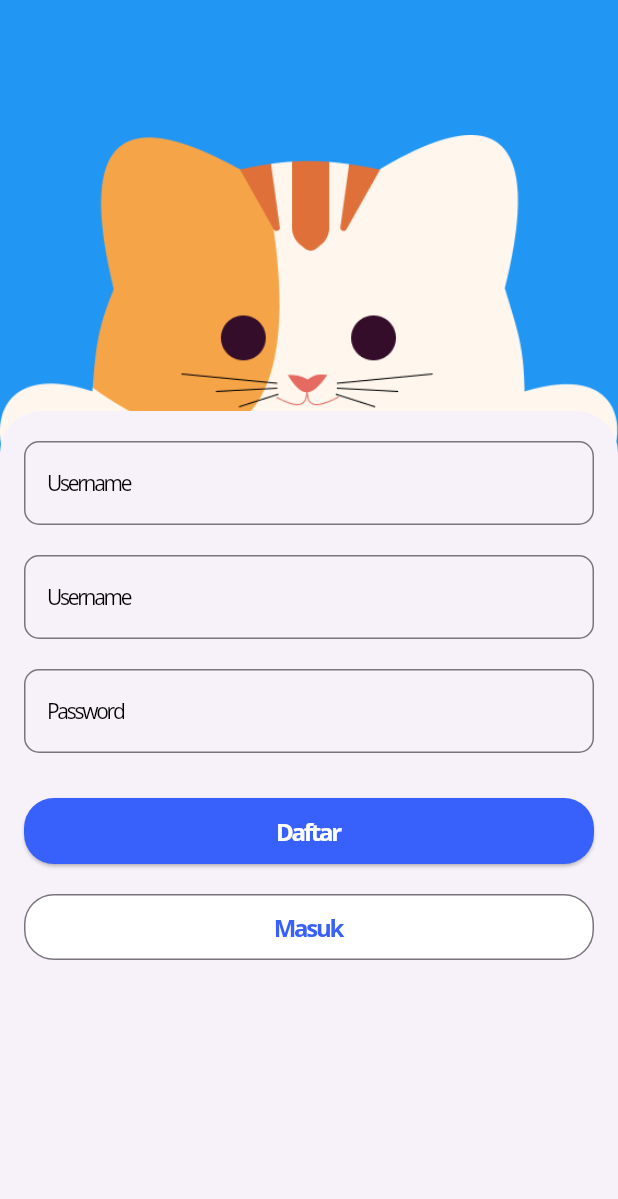
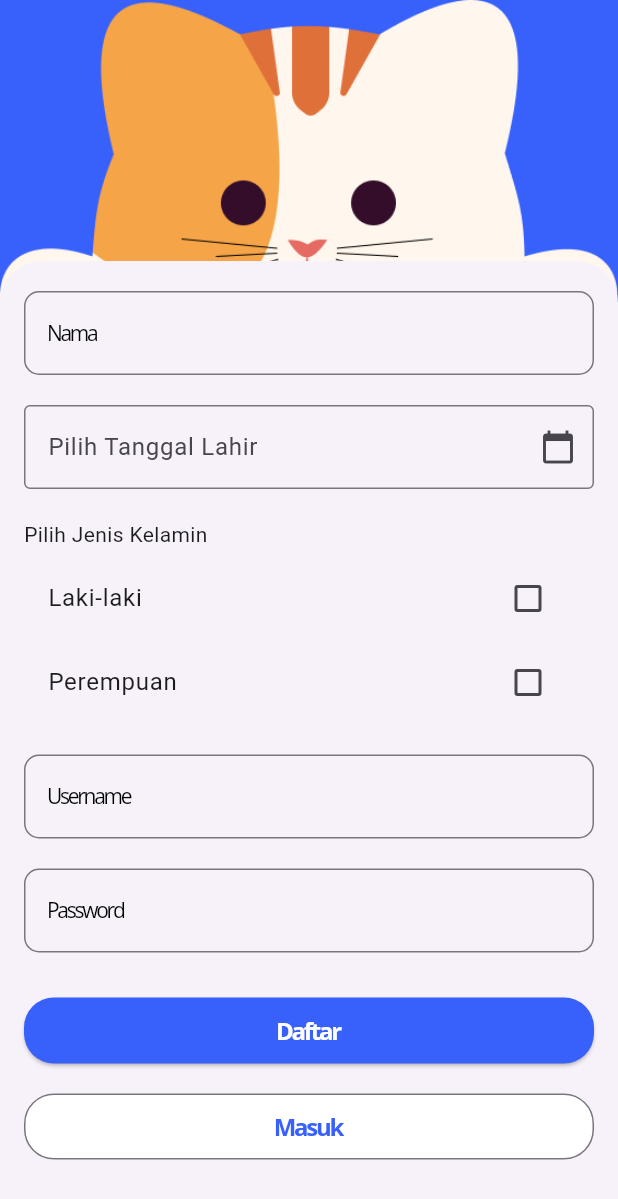
Before and after one commit to raysiagian/raysiagian-Kindergarten-Final-Project, a Flutter app: the RegistrationScreen screen opened by its route, on a phone screen of 412 x 824 dp. Shown: the top 1199 px of the screen. Run offline on Flutter 3.47's test engine with Material 3 defaults, Android fonts, the phone set to English and light mode, and no system bars; our stand-ins replace audioplayers.

Commit message:
perbaikan auth sementara

```diff
--- a/mobile/vak_app/lib/screen/auth/loginScreen/main/loginScreen.dart
+++ b/mobile/vak_app/lib/screen/auth/loginScreen/main/loginScreen.dart
@@ -1,5 +1,6 @@
 import 'package:flutter/material.dart';
 import 'package:vak_app/screen/auth/loginScreen/widget/loginFormWidget.dart';
+import 'package:vak_app/style/localColor.dart';
 
 class LoginScreen extends StatefulWidget {
   const LoginScreen({super.key});
@@ -13,7 +14,7 @@ class _LoginScreenState extends State<LoginScreen> {
   Widget build(BuildContext context) {
     return SafeArea(
       child: Scaffold(
-        backgroundColor: Colors.blue,
+        backgroundColor: LocalColor.primary,
         body: Container(
           child: Column(
             crossAxisAlignment: CrossAxisAlignment.center,
--- a/mobile/vak_app/lib/screen/auth/registrationScreen/main/registrationScreen.dart
+++ b/mobile/vak_app/lib/screen/auth/registrationScreen/main/registrationScreen.dart
@@ -1,5 +1,6 @@
 import 'package:flutter/material.dart';
 import 'package:vak_app/screen/auth/registrationScreen/widget/registrationFormWidget.dart';
+import 'package:vak_app/style/localColor.dart';
 
 class RegistrationScreen extends StatefulWidget {
   const RegistrationScreen({super.key});
@@ -13,18 +14,18 @@ class _RegistrationScreenState extends State<RegistrationScreen> {
   Widget build(BuildContext context) {
     return SafeArea(
       child: Scaffold(
-        backgroundColor: Colors.blue,
+        backgroundColor: LocalColor.primary,
         body: Container(
           child: Column(
             crossAxisAlignment: CrossAxisAlignment.center,
             children: [
-              const SizedBox(height: 90,),
+              const SizedBox(height: 0,),
               Image.asset("assets/images/component/HiFi-Cat.png"),
             ],
           ),
         ),
         bottomSheet: Container(
-          height: 550,
+          height: 650,
           decoration: BoxDecoration(
             borderRadius: BorderRadius.only(
               topLeft: Radius.circular(20),
--- a/mobile/vak_app/lib/screen/auth/registrationScreen/widget/registrationFormWidget.dart
+++ b/mobile/vak_app/lib/screen/auth/registrationScreen/widget/registrationFormWidget.dart
@@ -11,57 +11,153 @@ class RegistrationFormWidget extends StatefulWidget {
 }
 
 class _RegistrationFormWidgetState extends State<RegistrationFormWidget> {
-
   final TextEditingController _nameController = TextEditingController();
+  final TextEditingController _dateOfBirthController = TextEditingController();
   final TextEditingController _usernameController = TextEditingController();
   final TextEditingController _passwordController = TextEditingController();
+
+  bool isMale = false;
+  bool isFemale = false;
+
+  // Pilih Tanggal Lahir
+  Future<void> _selectDate(BuildContext context) async {
+    DateTime? picked = await showDatePicker(
+      context: context,
+      initialDate: DateTime.now(),
+      firstDate: DateTime(2000),
+      lastDate: DateTime(2101),
+      locale: const Locale("id", "ID"),
+    );
+
+    if (picked != null) {
+      setState(() {
+        _dateOfBirthController.text =
+            "${picked.day}/${picked.month}/${picked.year}";
+      });
+      print("Tanggal yang dipilih: ${picked.toString()}");
+    }
+  }
+
+  // Update pilihan jenis kelamin agar hanya bisa memilih satu
+  void _updateGenderSelection(String gender) {
+    setState(() {
+      if (gender == "Male") {
+        isMale = true;
+        isFemale = false;
+      } else if (gender == "Female") {
+        isMale = false;
+        isFemale = true;
+      }
+    });
+  }
 
   @override
   Widget build(BuildContext context) {
     return Column(
       children: [
+        // Nama
         TextFormField(
           controller: _nameController,
           decoration: InputDecoration(
-            border: OutlineInputBorder(borderRadius: BorderRadius.circular(10.0)),
-            // Ubah text jika sudah memiliki style
-            labelText: 'Username',
-            labelStyle: RegulerTextStyle.textTheme.bodySmall!.copyWith(color: Colors.black),
+            border:
+                OutlineInputBorder(borderRadius: BorderRadius.circular(10.0)),
+            labelText: 'Nama',
+            labelStyle: RegulerTextStyle.textTheme.bodySmall!
+                .copyWith(color: Colors.black),
           ),
         ),
         const SizedBox(height: 20.0),
+
+        // Pilih Tanggal Lahir
+        TextFormField(
+          controller: _dateOfBirthController,
+          readOnly: true,
+          decoration: const InputDecoration(
+            labelText: "Pilih Tanggal Lahir",
+            suffixIcon: Icon(Icons.calendar_today),
+            border: OutlineInputBorder(),
+          ),
+          onTap: () => _selectDate(context),
+        ),
+        const SizedBox(height: 20.0),
+
+        // Pilih Jenis Kelamin
+        Column(
+          crossAxisAlignment: CrossAxisAlignment.start,
+          children: [
+            const Text("Pilih Jenis Kelamin"),
+            const SizedBox(height: 5),
+
+            CheckboxListTile(
+              title: const Text("Laki-laki"),
+              value: isMale,
+              onChanged: (bool? value) {
+                _updateGenderSelection("Male");
+              },
+            ),
+            CheckboxListTile(
+              title: const Text("Perempuan"),
+              value: isFemale,
+              onChanged: (bool? value) {
+                _updateGenderSelection("Female");
+              },
+            ),
+          ],
+        ),
+
+        const SizedBox(height: 20),
+
+        // Username
         TextFormField(
           controller: _usernameController,
           decoration: InputDecoration(
-            border: OutlineInputBorder(borderRadius: BorderRadius.circular(10.0)),
-            // Ubah text jika sudah memiliki style
+            border:
+                OutlineInputBorder(borderRadius: BorderRadius.circular(10.0)),
             labelText: 'Username',
-            labelStyle: RegulerTextStyle.textTheme.bodySmall!.copyWith(color: Colors.black),
+            labelStyle: RegulerTextStyle.textTheme.bodySmall!
+                .copyWith(color: Colors.black),
           ),
         ),
         const SizedBox(height: 20),
-        // Tambahkan checkbox untuk pilih jenis kelamin
+
+        // Password
         TextFormField(
           controller: _passwordController,
+          obscureText: true,
           decoration: InputDecoration(
-            border: OutlineInputBorder(borderRadius: BorderRadius.circular(10.0)),
-            // Ubah text jika sudah memiliki style
+            border:
+                OutlineInputBorder(borderRadius: BorderRadius.circular(10.0)),
             labelText: 'Password',
-            labelStyle: RegulerTextStyle.textTheme.bodySmall!.copyWith(color: Colors.black),
+            labelStyle: RegulerTextStyle.textTheme.bodySmall!
+                .copyWith(color: Colors.black),
           ),
         ),
         const SizedBox(height: 30),
+
+        // Tombol Daftar
         SizedBox(
           height: 44,
           width: double.infinity,
           child: ElevatedButton(
-            // ganti ketika logika pendaftarannya sudah ada
-            onPressed: () => Navigator.pushNamed(context, AppRouteConstant.wrapperScreen),
+            onPressed: () {
+              String selectedGender = isMale
+                  ? "Laki-laki"
+                  : isFemale
+                      ? "Perempuan"
+                      : "Belum dipilih";
+
+              print("Nama: ${_nameController.text}");
+              print("Tanggal Lahir: ${_dateOfBirthController.text}");
+              print("Username: ${_usernameController.text}");
+              print("Jenis Kelamin: $selectedGender");
+
+              Navigator.pushNamed(context, AppRouteConstant.wrapperScreen);
+            },
             style: ElevatedButton.styleFrom(
               backgroundColor: LocalColor.primary,
-              shape: RoundedRectangleBorder(borderRadius: BorderRadius.circular(20)),
+              shape: RoundedRectangleBorder(
+                  borderRadius: BorderRadius.circular(20)),
             ),
-            // Ubah text jika sudah memiliki style
             child: Text(
               "Daftar",
               style: RegulerTextStyle.textTheme.bodyLarge!.copyWith(
@@ -71,18 +167,20 @@ class _RegistrationFormWidgetState extends State<RegistrationFormWidget> {
             ),
           ),
         ),
-        // const SizedBox(height: 20.0),
-        // Redirect to Register Page
-        // Center(child: Text("Sudah punya akun?")),
+
         const SizedBox(height: 20.0),
+
+        // Tombol Masuk
         SizedBox(
           height: 44,
           width: double.infinity,
           child: OutlinedButton(
-            onPressed: () => Navigator.pushNamed(context, AppRouteConstant.loginScreen),
+            onPressed: () =>
+                Navigator.pushNamed(context, AppRouteConstant.loginScreen),
             style: OutlinedButton.styleFrom(
               backgroundColor: Colors.white,
-              shape: RoundedRectangleBorder(borderRadius: BorderRadius.circular(20.0)),
+              shape: RoundedRectangleBorder(
+                  borderRadius: BorderRadius.circular(20.0)),
             ),
             child: Text(
               'Masuk',
--- a/mobile/vak_app/lib/screen/homeScreen/main/homeScreen.dart
+++ b/mobile/vak_app/lib/screen/homeScreen/main/homeScreen.dart
@@ -1,8 +1,8 @@
 import 'package:flutter/material.dart';
 import 'package:vak_app/screen/homeScreen/widget/miniProfileWidget.dart';
-import 'package:carousel_slider/carousel_slider.dart';
-import 'package:vak_app/screen/homeScreen/widget/subjectCardWidget.dart';
-import 'package:vak_app/screen/homeScreen/widget/subjectCarouselWidget.dart';
+// import 'package:carousel_slider/carousel_slider.dart';
+// import 'package:vak_app/screen/homeScreen/widget/subjectCardWidget.dart';
+// import 'package:vak_app/screen/homeScreen/widget/subjectCarouselWidget.dart';
 import 'package:vak_app/screen/stageScreen/main/stageScreen.dart';
 import 'package:vak_app/style/localColor.dart';
 
--- a/mobile/vak_app/pubspec.yaml
+++ b/mobile/vak_app/pubspec.yaml
@@ -13,6 +13,8 @@ dependencies:
   flutter_onboarding_slider: ^1.0.11
   google_fonts: ^6.2.1
   audioplayers: ^6.2.0
+  timezone: ^0.10.0
+  flutter_localization: ^0.3.1
 
 dev_dependencies:
   flutter_test:
```
Also changed, not shown: mobile/vak_app/lib/main.dart (+15 -1 lines), mobile/vak_app/assets/images/component/dummy female.png (added), mobile/vak_app/assets/images/component/dummy male.png (added), mobile/vak_app/pubspec.lock, 5 other files.
